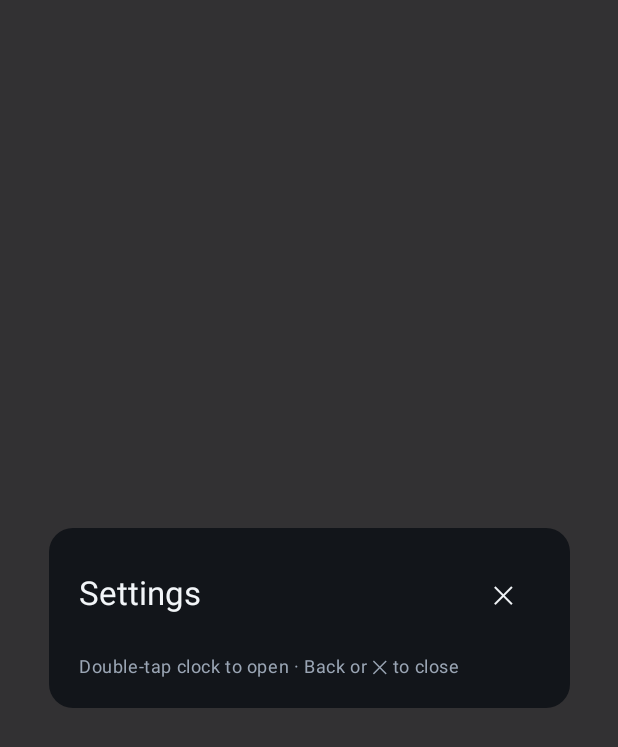
After one commit to asherbendavid/tydgenoot, an Android app built with Jetpack Compose: the composable SettingsOverlay shown on its own in the app's theme, on a phone screen of 412 x 824 dp. The commit adds this screen. Shown: the top 747 px of the screen. Run offline under Robolectric (Android 15) with nearby library versions, the phone set to English and light mode, and no system bars.

Commit message:
feat: add double-tap clock gesture and BackHandler settings dismissal (T-009)

```diff
--- /dev/null
+++ b/app/src/main/java/cvc/dashingdog/tydgenoot/ui/settings/SettingsOverlay.kt
@@ -0,0 +1,86 @@
+package cvc.dashingdog.tydgenoot.ui.settings
+
+import androidx.activity.compose.BackHandler
+import androidx.compose.foundation.background
+import androidx.compose.foundation.layout.Arrangement
+import androidx.compose.foundation.layout.Box
+import androidx.compose.foundation.layout.Column
+import androidx.compose.foundation.layout.Row
+import androidx.compose.foundation.layout.fillMaxSize
+import androidx.compose.foundation.layout.fillMaxWidth
+import androidx.compose.foundation.layout.padding
+import androidx.compose.foundation.rememberScrollState
+import androidx.compose.foundation.verticalScroll
+import androidx.compose.material3.IconButton
+import androidx.compose.material3.MaterialTheme
+import androidx.compose.material3.Surface
+import androidx.compose.material3.Text
+import androidx.compose.runtime.Composable
+import androidx.compose.ui.Alignment
+import androidx.compose.ui.Modifier
+import androidx.compose.ui.graphics.Color
+import androidx.compose.ui.unit.dp
+import cvc.dashingdog.tydgenoot.ui.clock.ClockUiState
+
+@Composable
+fun SettingsOverlay(
+    uiState: ClockUiState,
+    onDismiss: () -> Unit,
+    onSetActiveColorArgb: (Long) -> Unit,
+    onSetBackgroundPreset: (cvc.dashingdog.tydgenoot.data.BackgroundPreset) -> Unit,
+    onSetShowLeadingZero: (Boolean) -> Unit,
+    onOpenAbout: () -> Unit = {},
+    modifier: Modifier = Modifier
+) {
+    BackHandler(enabled = true) {
+        onDismiss()
+    }
+
+    Box(
+        modifier = modifier
+            .fillMaxSize()
+            .background(Color(0xCC000000)),
+        contentAlignment = Alignment.Center
+    ) {
+        Surface(
+            modifier = Modifier
+                .fillMaxWidth(0.92f)
+                .padding(16.dp),
+            shape = MaterialTheme.shapes.large,
+            color = Color(0xFF12151A),
+            contentColor = Color(0xFFF2F5F8)
+        ) {
+            Column(
+                modifier = Modifier
+                    .verticalScroll(rememberScrollState())
+                    .padding(20.dp),
+                verticalArrangement = Arrangement.spacedBy(16.dp)
+            ) {
+                Row(
+                    modifier = Modifier.fillMaxWidth(),
+                    horizontalArrangement = Arrangement.SpaceBetween,
+                    verticalAlignment = Alignment.CenterVertically
+                ) {
+                    Text(
+                        text = "Settings",
+                        style = MaterialTheme.typography.titleLarge
+                    )
+                    IconButton(onClick = onDismiss) {
+                        Text(
+                            text = "✕",
+                            style = MaterialTheme.typography.titleMedium,
+                            color = Color(0xFFF2F5F8)
+                        )
+                    }
+                }
+
+                // Full controls (presets, HSV picker, background selector, leading zero, About) added in T-021.
+                Text(
+                    text = "Double-tap clock to open · Back or ✕ to close",
+                    style = MaterialTheme.typography.bodySmall,
+                    color = Color(0xFF9AA5B4)
+                )
+            }
+        }
+    }
+}
```
Also changed, not shown: app/src/main/java/cvc/dashingdog/tydgenoot/MainActivity.kt (+59 -6 lines).
